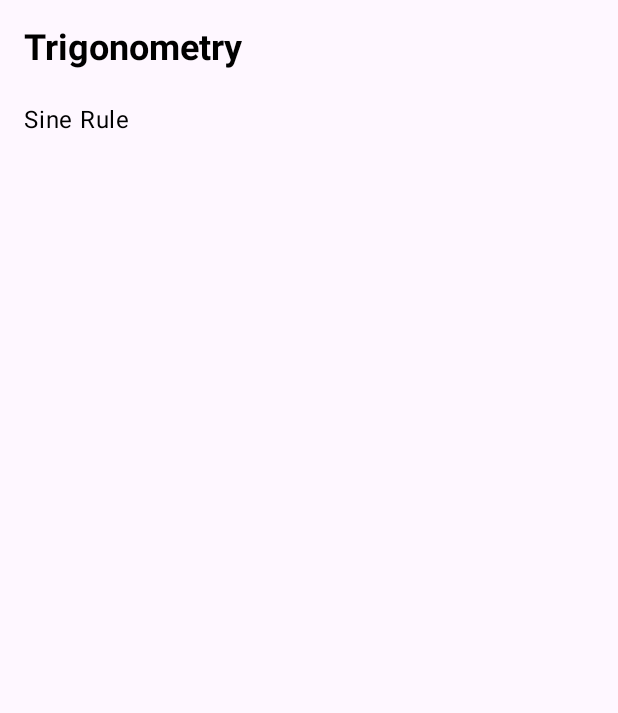
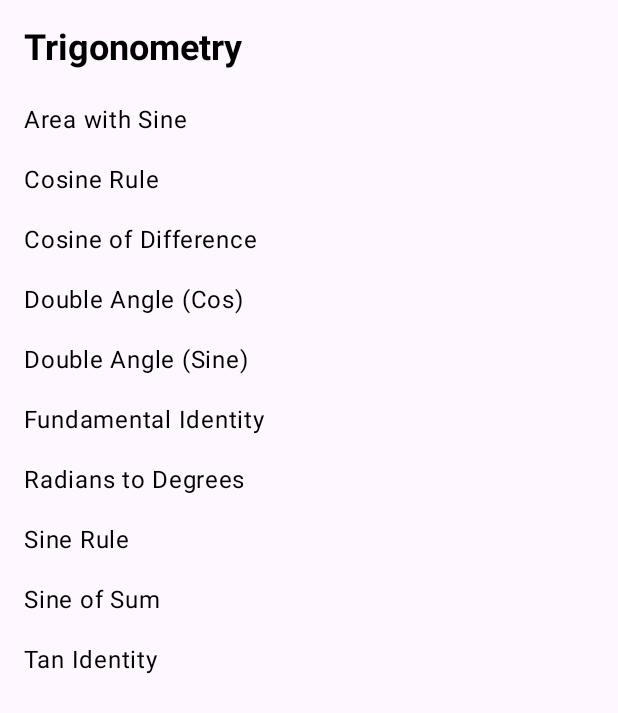
Before and after one commit to aditrathour/Mathematical_formulas_app, an Android app built with Jetpack Compose: the screen it shows after launch (MainActivity), after a tap on "Trigonometry", on a phone screen of 412 x 824 dp. Shown: the top 713 px of the screen. Run offline under Robolectric (Android 15) with nearby library versions, the phone set to English and light mode, and no system bars; our stand-ins replace Dagger/Hilt's generated code, Room's generated code; 3 statements that could not run were skipped.

Commit message:
Add search feature, expand formulas, and improve error handling
Co-authored-by: s6ks2vcx5j <s6ks2vcx5j@privaterelay.appleid.com>

```diff
--- a/app/build.gradle.kts
+++ b/app/build.gradle.kts
@@ -91,4 +91,7 @@ dependencies {
 
     // MathView for LaTeX rendering
     implementation("io.github.kexanie.library:MathView:0.0.7")
+
+    // Pull-to-refresh
+    implementation("androidx.compose.material3:material3-pullrefresh:1.2.0-alpha06")
 }
--- a/app/src/main/java/com/example/mathformula/data/dao/FormulaDao.kt
+++ b/app/src/main/java/com/example/mathformula/data/dao/FormulaDao.kt
@@ -23,7 +23,7 @@ interface FormulaDao {
     fun getFormula(id: Long): Flow<FormulaWithCategory>
 
     @Transaction
-    @Query("SELECT formulas.* FROM formulas JOIN formulas_fts ON formulas.rowid = formulas_fts.rowid WHERE formulas_fts MATCH :query")
+    @Query("SELECT * FROM formulas WHERE title LIKE :query OR explanation LIKE :query OR tips LIKE :query ORDER BY title ASC")
     fun searchFormulas(query: String): Flow<List<FormulaWithCategory>>
 
     @Insert(onConflict = OnConflictStrategy.REPLACE)
--- a/app/src/main/java/com/example/mathformula/data/db/FormulaDatabase.kt
+++ b/app/src/main/java/com/example/mathformula/data/db/FormulaDatabase.kt
@@ -46,12 +46,55 @@ abstract class FormulaDatabase : RoomDatabase() {
                         db.execSQL("INSERT INTO categories(id, name) VALUES (2, 'Geometry')")
                         db.execSQL("INSERT INTO categories(id, name) VALUES (3, 'Trigonometry')")
 
-                        // Prepopulate formulas
-                        db.execSQL("INSERT INTO formulas(id, categoryId, title, latex, explanation, tips) VALUES (1, 1, 'Quadratic Formula', 'x = \\frac{-b \\pm \\sqrt{b^2 - 4ac}}{2a}', 'Solution of ax^2 + bx + c = 0', 'Remember to calculate discriminant first.')")
+                        // Prepopulate formulas (10 each for Algebra, Geometry, Trigonometry, Calculus)
 
-                        db.execSQL("INSERT INTO formulas(id, categoryId, title, latex, explanation, tips) VALUES (2, 2, 'Pythagorean Theorem', 'a^2 + b^2 = c^2', 'Relation between the sides of a right triangle', 'Great for distance calculations.')")
+                        // Algebra (categoryId = 1)
+                        db.execSQL("INSERT INTO formulas(id, categoryId, title, latex, explanation, tips) VALUES (1, 1, 'Quadratic Formula', 'x = \\frac{-b \\pm \\sqrt{b^2 - 4ac}}{2a}', 'Solves ax^2 + bx + c = 0', 'Compute discriminant first.')")
+                        db.execSQL("INSERT INTO formulas(id, categoryId, title, latex, explanation, tips) VALUES (2, 1, 'Sum of Arithmetic Series', 'S_n = \\frac{n}{2}(a_1 + a_n)', 'Sum of first n terms in an arithmetic progression', 'Average first and last term times n.')")
+                        db.execSQL("INSERT INTO formulas(id, categoryId, title, latex, explanation, tips) VALUES (3, 1, 'Binomial Theorem', '(a + b)^n = \\sum_{k=0}^{n} {n\\choose k} a^{n-k} b^{k}', 'Expands powers of binomials', 'Pascal''s triangle provides coefficients.')")
+                        db.execSQL("INSERT INTO formulas(id, categoryId, title, latex, explanation, tips) VALUES (4, 1, 'Difference of Squares', 'a^2 - b^2 = (a-b)(a+b)', 'Factorization identity', '')")
+                        db.execSQL("INSERT INTO formulas(id, categoryId, title, latex, explanation, tips) VALUES (5, 1, 'Sum of First n Natural Numbers', '1+2+\\dots+n = \\frac{n(n+1)}{2}', 'Arithmetic progression sum', '')")
+                        db.execSQL("INSERT INTO formulas(id, categoryId, title, latex, explanation, tips) VALUES (6, 1, 'Sum of First n Squares', '1^2+2^2+\\dots+n^2 = \\frac{n(n+1)(2n+1)}{6}', 'Useful in series computations', '')")
+                        db.execSQL("INSERT INTO formulas(id, categoryId, title, latex, explanation, tips) VALUES (7, 1, 'Sum of First n Cubes', '1^3+2^3+\\dots+n^3 = (\\frac{n(n+1)}{2})^2', 'Cube sum identity', '')")
+                        db.execSQL("INSERT INTO formulas(id, categoryId, title, latex, explanation, tips) VALUES (8, 1, 'Geometric Series', 'S_n = a\\,\\frac{1-r^{n}}{1-r}', 'Sum of first n terms of GP', 'For |r|<1, as n→∞, S = a/(1-r)')")
+                        db.execSQL("INSERT INTO formulas(id, categoryId, title, latex, explanation, tips) VALUES (9, 1, 'Change of Base (Log)', '\\log_b a = \\frac{\\log_k a}{\\log_k b}', 'Convert logarithm base', '')")
+                        db.execSQL("INSERT INTO formulas(id, categoryId, title, latex, explanation, tips) VALUES (10, 1, 'Factor Theorem', 'If\\; f(c)=0 \\Rightarrow (x-c) \\text{ is factor of } f(x)', 'Polynomial factorization', '')")
 
-                        db.execSQL("INSERT INTO formulas(id, categoryId, title, latex, explanation, tips) VALUES (3, 3, 'Sine Rule', '\\frac{a}{\\sin A} = \\frac{b}{\\sin B} = \\frac{c}{\\sin C}', 'Relates sides and angles in any triangle', 'Use to find unknown side or angle.')")
+                        // Geometry (categoryId = 2)
+                        db.execSQL("INSERT INTO formulas(id, categoryId, title, latex, explanation, tips) VALUES (11, 2, 'Area of Circle', 'A = \\pi r^2', 'Area enclosed by circle', '')")
+                        db.execSQL("INSERT INTO formulas(id, categoryId, title, latex, explanation, tips) VALUES (12, 2, 'Circumference of Circle', 'C = 2\\pi r', 'Perimeter of circle', '')")
+                        db.execSQL("INSERT INTO formulas(id, categoryId, title, latex, explanation, tips) VALUES (13, 2, 'Area of Triangle', 'A = \\frac{1}{2} b h', 'Basic triangle area', '')")
+                        db.execSQL("INSERT INTO formulas(id, categoryId, title, latex, explanation, tips) VALUES (14, 2, 'Heron''s Formula', 'A = \\sqrt{s(s-a)(s-b)(s-c)}', 'Area from three sides', 's = (a+b+c)/2')")
+                        db.execSQL("INSERT INTO formulas(id, categoryId, title, latex, explanation, tips) VALUES (15, 2, 'Volume of Sphere', 'V = \\frac{4}{3} \\pi r^3', '3D volume', '')")
+                        db.execSQL("INSERT INTO formulas(id, categoryId, title, latex, explanation, tips) VALUES (16, 2, 'Surface Area of Sphere', 'A = 4\\pi r^2', 'Surface area of sphere', '')")
+                        db.execSQL("INSERT INTO formulas(id, categoryId, title, latex, explanation, tips) VALUES (17, 2, 'Volume of Cylinder', 'V = \\pi r^2 h', 'Cylinder volume', '')")
+                        db.execSQL("INSERT INTO formulas(id, categoryId, title, latex, explanation, tips) VALUES (18, 2, 'Surface Area of Cone', 'A = \\pi r (r + l)', 'l is slant height', '')")
+                        db.execSQL("INSERT INTO formulas(id, categoryId, title, latex, explanation, tips) VALUES (19, 2, 'Area of Trapezoid', 'A = \\frac{1}{2} (a+b) h', 'Trapezoid area', '')")
+                        db.execSQL("INSERT INTO formulas(id, categoryId, title, latex, explanation, tips) VALUES (20, 2, 'Pythagorean Theorem', 'a^2 + b^2 = c^2', 'Right triangle relation', 'Solve for unknown side.')")
+
+                        // Trigonometry (categoryId = 3)
+                        db.execSQL("INSERT INTO formulas(id, categoryId, title, latex, explanation, tips) VALUES (21, 3, 'Sine Rule', '\\frac{a}{\\sin A} = \\frac{b}{\\sin B} = \\frac{c}{\\sin C}', 'Relates sides & angles in any triangle', '')")
+                        db.execSQL("INSERT INTO formulas(id, categoryId, title, latex, explanation, tips) VALUES (22, 3, 'Cosine Rule', 'c^2 = a^2 + b^2 - 2ab \\cos C', 'Generalization of Pythagoras', '')")
+                        db.execSQL("INSERT INTO formulas(id, categoryId, title, latex, explanation, tips) VALUES (23, 3, 'Fundamental Identity', '\\sin^2 x + \\cos^2 x = 1', 'Basic trig identity', '')")
+                        db.execSQL("INSERT INTO formulas(id, categoryId, title, latex, explanation, tips) VALUES (24, 3, 'Tan Identity', '\\tan x = \\frac{\\sin x}{\\cos x}', 'Definition of tan', '')")
+                        db.execSQL("INSERT INTO formulas(id, categoryId, title, latex, explanation, tips) VALUES (25, 3, 'Double Angle (Sine)', '\\sin 2x = 2 \\sin x \\cos x', 'Double angle formula', '')")
+                        db.execSQL("INSERT INTO formulas(id, categoryId, title, latex, explanation, tips) VALUES (26, 3, 'Double Angle (Cos)', '\\cos 2x = \\cos^2 x - \\sin^2 x', 'Alternative forms exist', '')")
+                        db.execSQL("INSERT INTO formulas(id, categoryId, title, latex, explanation, tips) VALUES (27, 3, 'Area with Sine', 'A = \\frac{1}{2}ab\\sin C', 'Triangle area via 2 sides & included angle', '')")
+                        db.execSQL("INSERT INTO formulas(id, categoryId, title, latex, explanation, tips) VALUES (28, 3, 'Radians to Degrees', '1\\text{ rad} = \\frac{180}{\\pi}^\\circ', 'Conversion', '')")
+                        db.execSQL("INSERT INTO formulas(id, categoryId, title, latex, explanation, tips) VALUES (29, 3, 'Sine of Sum', '\\sin (A+B) = \\sin A \\cos B + \\cos A \\sin B', 'Angle addition formula', '')")
+                        db.execSQL("INSERT INTO formulas(id, categoryId, title, latex, explanation, tips) VALUES (30, 3, 'Cosine of Difference', '\\cos (A-B) = \\cos A \\cos B + \\sin A \\sin B', 'Angle subtraction formula', '')")
+
+                        // Calculus (categoryId = 4)
+                        db.execSQL("INSERT INTO formulas(id, categoryId, title, latex, explanation, tips) VALUES (31, 4, 'Power Rule (Derivative)', '\\frac{d}{dx} x^n = n x^{n-1}', 'Differentiation rule', '')")
+                        db.execSQL("INSERT INTO formulas(id, categoryId, title, latex, explanation, tips) VALUES (32, 4, 'Integral of Power', '\\int x^n dx = \\frac{x^{n+1}}{n+1} + C', 'n ≠ -1', '')")
+                        db.execSQL("INSERT INTO formulas(id, categoryId, title, latex, explanation, tips) VALUES (33, 4, 'Derivative of sin', '\\frac{d}{dx} \\sin x = \\cos x', '', '')")
+                        db.execSQL("INSERT INTO formulas(id, categoryId, title, latex, explanation, tips) VALUES (34, 4, 'Derivative of cos', '\\frac{d}{dx} \\cos x = -\\sin x', '', '')")
+                        db.execSQL("INSERT INTO formulas(id, categoryId, title, latex, explanation, tips) VALUES (35, 4, 'Integral of sin', '\\int \\sin x \\; dx = -\\cos x + C', '', '')")
+                        db.execSQL("INSERT INTO formulas(id, categoryId, title, latex, explanation, tips) VALUES (36, 4, 'Integral of cos', '\\int \\cos x \\; dx = \\sin x + C', '', '')")
+                        db.execSQL("INSERT INTO formulas(id, categoryId, title, latex, explanation, tips) VALUES (37, 4, 'Product Rule', '\\frac{d}{dx}[uv] = u''v + uv''', 'Derivative of product', '')")
+                        db.execSQL("INSERT INTO formulas(id, categoryId, title, latex, explanation, tips) VALUES (38, 4, 'Quotient Rule', '\\frac{d}{dx}\\left(\\frac{u}{v}\\right) = \\frac{u''v - uv''}{v^2}', 'Derivative of quotient', '')")
+                        db.execSQL("INSERT INTO formulas(id, categoryId, title, latex, explanation, tips) VALUES (39, 4, 'Chain Rule', '\\frac{d}{dx} f(g(x)) = f''(g(x))\\,g''(x)', 'Composite differentiation', '')")
+                        db.execSQL("INSERT INTO formulas(id, categoryId, title, latex, explanation, tips) VALUES (40, 4, 'Definite Integral Area', 'A = \\int_{a}^{b} f(x)\\,dx', 'Area under curve between a and b', '')")
                     }
                 })
                 .build()
--- a/app/src/main/java/com/example/mathformula/data/repository/FormulaRepository.kt
+++ b/app/src/main/java/com/example/mathformula/data/repository/FormulaRepository.kt
@@ -19,7 +19,7 @@ class FormulaRepository @Inject constructor(
     fun getFormula(id: Long): Flow<FormulaWithCategory> = formulaDao.getFormula(id)
 
     fun searchFormulas(query: String): Flow<List<FormulaWithCategory>> =
-        formulaDao.searchFormulas(query)
+        formulaDao.searchFormulas("%$query%")
 
     suspend fun insertAll(formulas: List<FormulaEntity>) = formulaDao.insertAll(formulas)
 }
--- a/app/src/main/java/com/example/mathformula/ui/navigation/NavGraph.kt
+++ b/app/src/main/java/com/example/mathformula/ui/navigation/NavGraph.kt
@@ -11,6 +11,7 @@ import androidx.navigation.navArgument
 import com.example.mathformula.ui.screens.home.HomeScreen
 import com.example.mathformula.ui.screens.detail.FormulaDetailScreen
 import com.example.mathformula.ui.screens.category.CategoryScreen
+import com.example.mathformula.ui.screens.search.SearchScreen
 
 @Composable
 fun MathNavHost(modifier: Modifier = Modifier) {
@@ -25,8 +26,15 @@ fun MathNavHost(modifier: Modifier = Modifier) {
             HomeScreen(
                 onCategoryClick = { id, name ->
                     navController.navigate(Screen.Category.createRoute(id, name))
-                }
+                },
+                onSearchClick = { navController.navigate(Screen.Search.route) }
             )
+        }
+
+        composable(route = Screen.Search.route) {
+            SearchScreen(onFormulaClick = { formulaId ->
+                navController.navigate(Screen.Formula.createRoute(formulaId))
+            })
         }
 
         composable(
--- a/app/src/main/java/com/example/mathformula/ui/navigation/Screen.kt
+++ b/app/src/main/java/com/example/mathformula/ui/navigation/Screen.kt
@@ -8,4 +8,6 @@ sealed class Screen(val route: String) {
     object Formula : Screen("formula/{formulaId}") {
         fun createRoute(id: Long) = "formula/$id"
     }
+
+    object Search : Screen("search")
 }
--- a/app/src/main/java/com/example/mathformula/ui/screens/category/CategoryScreen.kt
+++ b/app/src/main/java/com/example/mathformula/ui/screens/category/CategoryScreen.kt
@@ -35,6 +35,11 @@ fun CategoryScreen(
             onFormulaClick = onFormulaClick,
             modifier = modifier
         )
+        is CategoryUiState.Error -> Text(
+            text = state.message,
+            color = MaterialTheme.colorScheme.error,
+            modifier = Modifier.padding(16.dp)
+        )
     }
 }
 
--- a/app/src/main/java/com/example/mathformula/ui/screens/category/CategoryViewModel.kt
+++ b/app/src/main/java/com/example/mathformula/ui/screens/category/CategoryViewModel.kt
@@ -11,6 +11,7 @@ import kotlinx.coroutines.flow.SharingStarted
 import kotlinx.coroutines.flow.StateFlow
 import kotlinx.coroutines.flow.map
 import kotlinx.coroutines.flow.stateIn
+import kotlinx.coroutines.flow.catch
 import javax.inject.Inject
 
 @HiltViewModel
@@ -26,10 +27,12 @@ class CategoryViewModel @Inject constructor(
 
     val uiState: StateFlow<CategoryUiState> = repository.getFormulasByCategory(categoryId)
         .map { CategoryUiState.Success(it) as CategoryUiState }
+        .catch { emit(CategoryUiState.Error(it.message ?: "Error loading formulas")) }
         .stateIn(viewModelScope, SharingStarted.WhileSubscribed(5000), CategoryUiState.Loading)
 }
 
 sealed interface CategoryUiState {
     object Loading : CategoryUiState
     data class Success(val formulas: List<FormulaWithCategory>) : CategoryUiState
+    data class Error(val message: String) : CategoryUiState
 }
--- a/app/src/main/java/com/example/mathformula/ui/screens/detail/FormulaDetailScreen.kt
+++ b/app/src/main/java/com/example/mathformula/ui/screens/detail/FormulaDetailScreen.kt
@@ -29,6 +29,11 @@ fun FormulaDetailScreen(
             CircularProgressIndicator()
         }
         is FormulaDetailUiState.Success -> FormulaDetailContent(state.data, modifier)
+        is FormulaDetailUiState.Error -> Text(
+            text = state.message,
+            color = MaterialTheme.colorScheme.error,
+            modifier = Modifier.padding(16.dp)
+        )
     }
 }
 
--- a/app/src/main/java/com/example/mathformula/ui/screens/detail/FormulaDetailViewModel.kt
+++ b/app/src/main/java/com/example/mathformula/ui/screens/detail/FormulaDetailViewModel.kt
@@ -11,6 +11,7 @@ import kotlinx.coroutines.flow.SharingStarted
 import kotlinx.coroutines.flow.StateFlow
 import kotlinx.coroutines.flow.map
 import kotlinx.coroutines.flow.stateIn
+import kotlinx.coroutines.flow.catch
 import javax.inject.Inject
 
 @HiltViewModel
@@ -23,10 +24,12 @@ class FormulaDetailViewModel @Inject constructor(
 
     val uiState: StateFlow<FormulaDetailUiState> = repository.getFormula(formulaId)
         .map { FormulaDetailUiState.Success(it) as FormulaDetailUiState }
+        .catch { emit(FormulaDetailUiState.Error(it.message ?: "Error")) }
         .stateIn(viewModelScope, SharingStarted.WhileSubscribed(5000), FormulaDetailUiState.Loading)
 }
 
 sealed interface FormulaDetailUiState {
     object Loading : FormulaDetailUiState
     data class Success(val data: FormulaWithCategory) : FormulaDetailUiState
+    data class Error(val message: String) : FormulaDetailUiState
 }
--- a/app/src/main/java/com/example/mathformula/ui/screens/home/HomeScreen.kt
+++ b/app/src/main/java/com/example/mathformula/ui/screens/home/HomeScreen.kt
@@ -2,35 +2,68 @@ package com.example.mathformula.ui.screens.home
 
 import androidx.compose.foundation.clickable
 import androidx.compose.foundation.layout.*
-import androidx.compose.material3.CircularProgressIndicator
-import androidx.compose.material3.MaterialTheme
-import androidx.compose.material3.Text
+import androidx.compose.foundation.rememberScrollState
+import androidx.compose.foundation.verticalScroll
+import androidx.compose.material.icons.Icons
+import androidx.compose.material.icons.filled.Search
+import androidx.compose.material3.*
 import androidx.compose.runtime.Composable
 import androidx.compose.runtime.collectAsState
 import androidx.compose.runtime.getValue
 import androidx.compose.ui.Alignment
 import androidx.compose.ui.Modifier
-import androidx.compose.ui.text.font.FontWeight
 import androidx.compose.ui.unit.dp
 import androidx.hilt.navigation.compose.hiltViewModel
+import androidx.compose.material3.pullrefresh.PullRefreshIndicator
+import androidx.compose.material3.pullrefresh.pullRefresh
+import androidx.compose.material3.pullrefresh.rememberPullRefreshState
 
 @Composable
 fun HomeScreen(
     modifier: Modifier = Modifier,
     viewModel: HomeViewModel = hiltViewModel(),
-    onCategoryClick: (Long, String) -> Unit
+    onCategoryClick: (Long, String) -> Unit,
+    onSearchClick: () -> Unit
 ) {
     val uiState by viewModel.uiState.collectAsState()
+    val refreshing = false // offline sample, nothing to refresh
+    val pullRefreshState = rememberPullRefreshState(refreshing, {})
 
+    Scaffold(
+        topBar = {
+            TopAppBar(
+                title = { Text("Math Formulas") },
+                actions = {
+                    IconButton(onClick = onSearchClick) {
+                        Icon(imageVector = Icons.Default.Search, contentDescription = "Search")
+                    }
+                }
+            )
+        }
+    ) { paddingValues ->
+        Box(modifier = Modifier
+            .pullRefresh(pullRefreshState)
+            .padding(paddingValues)
+        ) {
             when (val state = uiState) {
-        HomeUiState.Loading -> Box(modifier.fillMaxSize(), contentAlignment = Alignment.Center) {
+                HomeUiState.Loading -> Box(Modifier.fillMaxSize(), contentAlignment = Alignment.Center) {
                     CircularProgressIndicator()
                 }
                 is HomeUiState.Success -> CategoryList(
                     categories = state.categories,
                     onCategoryClick = onCategoryClick,
                     modifier = modifier
+                        .verticalScroll(rememberScrollState())
+                        .padding(16.dp)
                 )
+                is HomeUiState.Error -> Text(
+                    text = state.message,
+                    color = MaterialTheme.colorScheme.error,
+                    modifier = Modifier.padding(16.dp)
+                )
+            }
+            PullRefreshIndicator(refreshing, pullRefreshState, Modifier.align(Alignment.TopCenter))
+        }
     }
 }
 
@@ -40,22 +73,17 @@ fun CategoryList(
     onCategoryClick: (Long, String) -> Unit,
     modifier: Modifier = Modifier
 ) {
-    Column(modifier.padding(16.dp)) {
-        Text(
-            text = "Categories",
-            style = MaterialTheme.typography.headlineSmall,
-            fontWeight = FontWeight.Bold,
-            modifier = Modifier.padding(bottom = 12.dp)
-        )
-        for (category in categories) {
+    Column(modifier) {
+        categories.forEach { category ->
             Text(
                 text = category.name,
                 style = MaterialTheme.typography.bodyLarge,
                 modifier = Modifier
                     .fillMaxWidth()
                     .clickable { onCategoryClick(category.id, category.name) }
-                    .padding(vertical = 8.dp)
+                    .padding(vertical = 12.dp)
             )
+            Divider()
         }
     }
 }
--- a/app/src/main/java/com/example/mathformula/ui/screens/home/HomeViewModel.kt
+++ b/app/src/main/java/com/example/mathformula/ui/screens/home/HomeViewModel.kt
@@ -9,6 +9,7 @@ import kotlinx.coroutines.flow.SharingStarted
 import kotlinx.coroutines.flow.StateFlow
 import kotlinx.coroutines.flow.map
 import kotlinx.coroutines.flow.stateIn
+import kotlinx.coroutines.flow.catch
 import javax.inject.Inject
 
 @HiltViewModel
@@ -18,10 +19,12 @@ class HomeViewModel @Inject constructor(
 
     val uiState: StateFlow<HomeUiState> = categoryRepository.getCategories()
         .map { HomeUiState.Success(it) as HomeUiState }
+        .catch { emit(HomeUiState.Error(it.message ?: "Error loading categories")) }
         .stateIn(viewModelScope, SharingStarted.WhileSubscribed(5000), HomeUiState.Loading)
 }
 
 sealed interface HomeUiState {
     object Loading : HomeUiState
     data class Success(val categories: List<CategoryEntity>) : HomeUiState
+    data class Error(val message: String) : HomeUiState
 }
```
Also changed, not shown: app/src/main/java/com/example/mathformula/ui/screens/search/SearchScreen.kt (added, +115 -0 lines), app/src/main/java/com/example/mathformula/ui/screens/search/SearchViewModel.kt (added, +44 -0 lines). Lines whose indentation alone changed are shown as unchanged.
